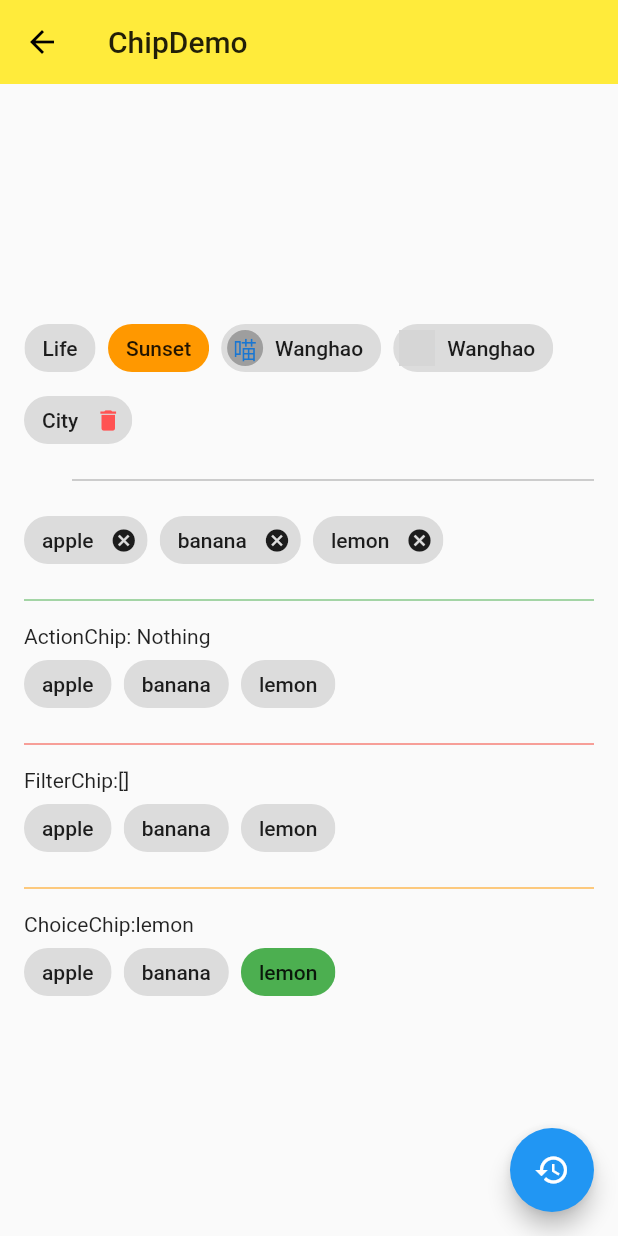
After one commit to automation2015/flutterstudy3, a Flutter app: the ChipDemo screen opened by its route, on a phone screen of 412 x 824 dp. The commit adds this screen. Run offline on Flutter 3.47's test engine with Material 2 defaults, Android fonts, the phone set to English and light mode, and no system bars; network calls fail; statements that could not run were skipped; grey boxes are pictures that could not be loaded.

Commit message:
Chip、Card、DataTable、ExpansionPanel、PaginatedDatable、Stepper

```diff
--- /dev/null
+++ b/lib/demo/chip_demo.dart
@@ -0,0 +1,163 @@
+import 'package:flutter/material.dart';
+
+class ChipDemo extends StatefulWidget {
+  /*
+  1、Chip：
+  2、Divider：
+  3、ActionChip：
+  4、Filter Chip：
+  5、ChiceChip：
+
+  */
+  @override
+  _ChipDemoState createState() => _ChipDemoState();
+}
+
+class _ChipDemoState extends State<ChipDemo> {
+  List<String> _tags = ['apple', 'banana', 'lemon'];
+  String _action = 'Nothing';
+  List<String> _selected = [];
+  String _choice = 'lemon';
+  @override
+  Widget build(BuildContext context) {
+    return Scaffold(
+      appBar: AppBar(
+        title: Text('ChipDemo'),
+        elevation: 0.0,
+      ),
+      body: Container(
+        padding: EdgeInsets.all(16.0),
+        child: Column(
+          mainAxisAlignment: MainAxisAlignment.center,
+          children: <Widget>[
+            //将Row换成Wrap，Wrap超出屏幕边界后自动换行，且部件之间有间距
+            Wrap(
+              spacing: 8.0,
+              children: <Widget>[
+                Chip(
+                  label: Text('Life'),
+                ),
+                Chip(
+                  label: Text('Sunset'),
+                  backgroundColor: Colors.orange,
+                ),
+                Chip(
+                  label: Text('Wanghao'),
+                  avatar: CircleAvatar(
+                      backgroundColor: Colors.grey, child: Text('喵')),
+                ),
+                Chip(
+                  label: Text('Wanghao'),
+                  avatar: CircleAvatar(
+                      backgroundImage: NetworkImage(
+                          'https://resources.ninghao.net/images/wanghao.jpg')),
+                ),
+                Chip(
+                  label: Text('City'),
+                  deleteIcon: Icon(Icons.delete),
+                  deleteIconColor: Colors.redAccent,
+                  deleteButtonTooltipMessage: 'Remove this tag',
+                  onDeleted: () {},
+                ),
+                Divider(height: 32.0, color: Colors.grey, indent: 32.0 //添加缩进
+                    ),
+                Wrap(
+                    spacing: 8.0,
+                    children: _tags.map((tag) {
+                      return Chip(
+                        label: Text(tag),
+                        onDeleted: () {
+                          setState(() {
+                            _tags.remove(tag);
+                          });
+                        },
+                      );
+                    }).toList()),
+                Divider(
+                  color: Colors.green,
+                  height: 32.0,
+                ),
+                Container(
+                  child: Text('ActionChip: $_action'),
+                  width: double.infinity,
+                ),
+                Wrap(
+                  spacing: 8.0,
+                  children: _tags.map((tag) {
+                    return ActionChip(
+                      label: Text(tag),
+                      onPressed: () {
+                        setState(() {
+                          _action = tag;
+                        });
+                      },
+                    );
+                  }).toList(),
+                ),
+                Divider(
+                  height: 32.0,
+                  color: Colors.red,
+                ),
+                Container(
+                  width: double.infinity,
+                  child: Text('FilterChip:${_selected.toString()}'),
+                ),
+                Wrap(
+                  spacing: 8.0,
+                  children: _tags.map((tag) {
+                    return FilterChip(
+                      label: Text(tag),
+                      selected: _selected.contains(tag),
+                      selectedColor: Colors.green,
+                      onSelected: (value) {
+                        setState(() {
+                          if (_selected.contains(tag)) {
+                            _selected.remove(tag);
+                          } else {
+                            _selected.add(tag);
+                          }
+                        });
+                      },
+                    );
+                  }).toList(),
+                ),
+                Divider(
+                  height: 32.0,
+                  color: Colors.orange,
+                ),
+                Container(
+                  width: double.infinity,
+                  child: Text('ChoiceChip:$_choice'),
+                ),
+                Wrap(
+                    spacing: 8.0,
+                    children: _tags.map((tag) {
+                      return ChoiceChip(
+                        label: Text(tag),
+                        selectedColor: Colors.green,
+                        selected: _choice == tag,
+                        onSelected: (value) {
+                          setState(() {
+                            _choice = tag;
+                          });
+                        },
+                      );
+                    }).toList()),
+              ],
+            ),
+          ],
+        ),
+      ),
+      floatingActionButton: FloatingActionButton(
+        child: Icon(Icons.restore),
+        onPressed: () {
+          setState(() {
+            _tags = ['apple', 'banana', 'lemon'];
+            _selected = [];
+            _choice = 'lemon';
+          });
+        },
+      ),
+    );
+  }
+}
--- a/lib/model/post.dart
+++ b/lib/model/post.dart
@@ -1,5 +1,7 @@
 class Post{
-  const Post({
+
+  Post({
+
     this.title,
     this.author,
     this.imageUrl,
@@ -9,6 +11,7 @@ class Post{
   final String author;
   final String imageUrl;
   final String description;
+   bool selected=false;
 }
 final List<Post> posts = [
   Post(
```
Also changed, not shown: lib/demo/card_demo.dart (added, +65 -0 lines), lib/demo/data_table_demo.dart (added, +85 -0 lines), lib/demo/expansion_panel_demo.dart (+65 -31 lines), lib/demo/paginated_data_table_demo.dart (added, +86 -0 lines), lib/demo/stepper_demo.dart (added, +57 -0 lines), lib/main.dart (+12 -2 lines).
